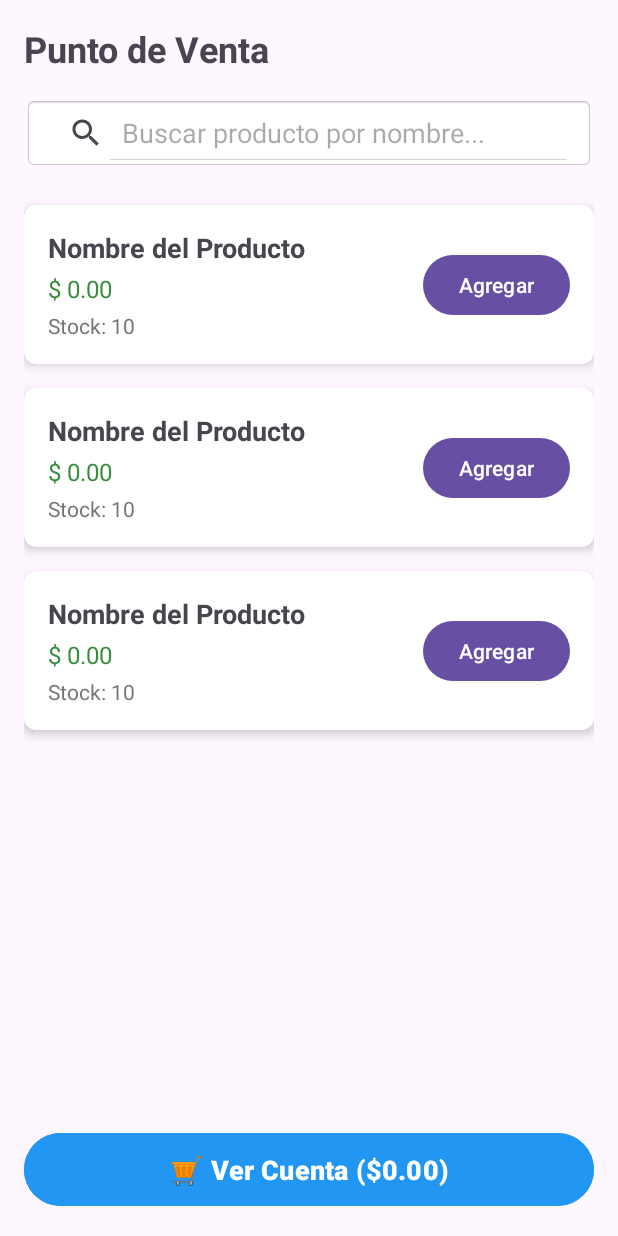
After one commit to 2gPaulina/CrudProductos, an Android app: the layout activity_usuario.xml on its own in the app's theme, with its tools: preview values and no code run, on a phone screen of 412 x 824 dp. The commit adds this screen. Run offline under Robolectric (Android 15) with nearby library versions, the phone set to English and light mode, and no system bars.

Commit message:
Perfil Usuario y Interfaz

```diff
--- /dev/null
+++ b/app/src/main/res/layout/activity_usuario.xml
@@ -0,0 +1,58 @@
+<?xml version="1.0" encoding="utf-8"?>
+<androidx.constraintlayout.widget.ConstraintLayout xmlns:android="http://schemas.android.com/apk/res/android"
+    xmlns:app="http://schemas.android.com/apk/res-auto"
+    xmlns:tools="http://schemas.android.com/tools"
+    android:id="@+id/main"
+    android:layout_width="match_parent"
+    android:layout_height="match_parent"
+    android:padding="16dp"
+    tools:context=".Usuario">
+
+    <TextView
+        android:id="@+id/tvTitulo"
+        android:layout_width="wrap_content"
+        android:layout_height="wrap_content"
+        android:text="Punto de Venta"
+        android:textSize="24sp"
+        android:textStyle="bold"
+        app:layout_constraintStart_toStartOf="parent"
+        app:layout_constraintTop_toTopOf="parent" />
+
+    <SearchView
+        android:id="@+id/searchView"
+        android:layout_width="0dp"
+        android:layout_height="wrap_content"
+        android:layout_marginTop="16dp"
+        android:background="@android:drawable/editbox_background"
+        android:iconifiedByDefault="false"
+        android:queryHint="Buscar producto por nombre..."
+        app:layout_constraintEnd_toEndOf="parent"
+        app:layout_constraintStart_toStartOf="parent"
+        app:layout_constraintTop_toBottomOf="@+id/tvTitulo" />
+
+    <androidx.recyclerview.widget.RecyclerView
+        android:id="@+id/recyclerViewProductos"
+        android:layout_width="0dp"
+        android:layout_height="0dp"
+        android:layout_marginTop="16dp"
+        android:layout_marginBottom="16dp"
+        app:layout_constraintBottom_toTopOf="@+id/btnVerCuenta"
+        app:layout_constraintEnd_toEndOf="parent"
+        app:layout_constraintStart_toStartOf="parent"
+        app:layout_constraintTop_toBottomOf="@+id/searchView"
+        tools:listitem="@layout/item_producto_usuario" />
+
+    <Button
+        android:id="@+id/btnVerCuenta"
+        android:layout_width="match_parent"
+        android:layout_height="wrap_content"
+        android:backgroundTint="#2196F3"
+        android:padding="12dp"
+        android:text="🛒 Ver Cuenta ($0.00)"
+        android:textSize="18sp"
+        android:textStyle="bold"
+        app:layout_constraintBottom_toBottomOf="parent"
+        app:layout_constraintEnd_toEndOf="parent"
+        app:layout_constraintStart_toStartOf="parent" />
+
+</androidx.constraintlayout.widget.ConstraintLayout>
--- /dev/null
+++ b/app/src/main/res/layout/item_producto_usuario.xml
@@ -0,0 +1,57 @@
+<?xml version="1.0" encoding="utf-8"?>
+<androidx.cardview.widget.CardView xmlns:android="http://schemas.android.com/apk/res/android"
+    xmlns:app="http://schemas.android.com/apk/res-auto"
+    android:layout_width="match_parent"
+    android:layout_height="wrap_content"
+    android:layout_marginVertical="8dp"
+    app:cardCornerRadius="8dp"
+    app:cardElevation="4dp">
+
+    <androidx.constraintlayout.widget.ConstraintLayout
+        android:layout_width="match_parent"
+        android:layout_height="wrap_content"
+        android:padding="16dp">
+
+        <TextView
+            android:id="@+id/tvNombreProducto"
+            android:layout_width="0dp"
+            android:layout_height="wrap_content"
+            android:text="Nombre del Producto"
+            android:textSize="18sp"
+            android:textStyle="bold"
+            app:layout_constraintEnd_toStartOf="@+id/btnVender"
+            app:layout_constraintStart_toStartOf="parent"
+            app:layout_constraintTop_toTopOf="parent" />
+
+        <TextView
+            android:id="@+id/tvPrecio"
+            android:layout_width="wrap_content"
+            android:layout_height="wrap_content"
+            android:layout_marginTop="4dp"
+            android:text="$ 0.00"
+            android:textColor="#388E3C"
+            android:textSize="16sp"
+            app:layout_constraintStart_toStartOf="parent"
+            app:layout_constraintTop_toBottomOf="@id/tvNombreProducto" />
+
+        <TextView
+            android:id="@+id/tvExistencias"
+            android:layout_width="wrap_content"
+            android:layout_height="wrap_content"
+            android:layout_marginTop="4dp"
+            android:text="Stock: 10"
+            android:textColor="#757575"
+            app:layout_constraintStart_toStartOf="parent"
+            app:layout_constraintTop_toBottomOf="@id/tvPrecio" />
+
+        <Button
+            android:id="@+id/btnVender"
+            android:layout_width="wrap_content"
+            android:layout_height="wrap_content"
+            android:text="Agregar"
+            app:layout_constraintBottom_toBottomOf="parent"
+            app:layout_constraintEnd_toEndOf="parent"
+            app:layout_constraintTop_toTopOf="parent" />
+
+    </androidx.constraintlayout.widget.ConstraintLayout>
+</androidx.cardview.widget.CardView>
```
Also changed, not shown: app/src/main/AndroidManifest.xml (+7 -4 lines), app/src/main/java/com/example/crudproductos/ApiService.kt (+7 -0 lines), app/src/main/java/com/example/crudproductos/MainActivity.kt (+31 -16 lines), app/src/main/java/com/example/crudproductos/ProductoAdapter.kt (added, +50 -0 lines), app/src/main/java/com/example/crudproductos/Usuario.kt (added, +230 -0 lines).
